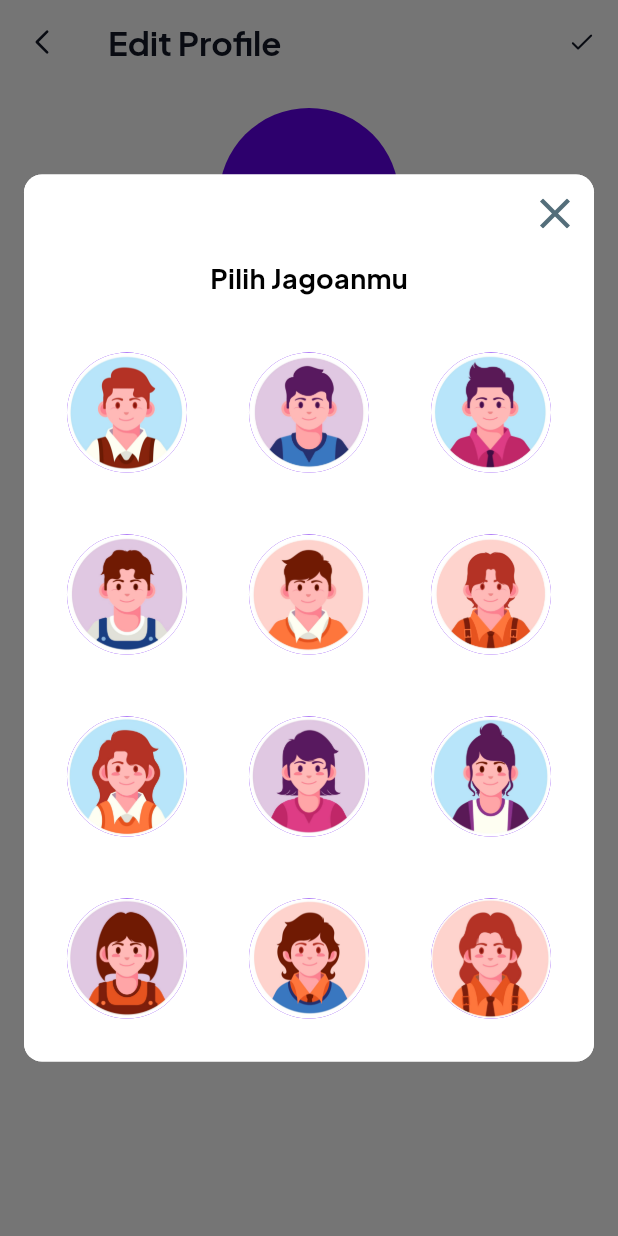
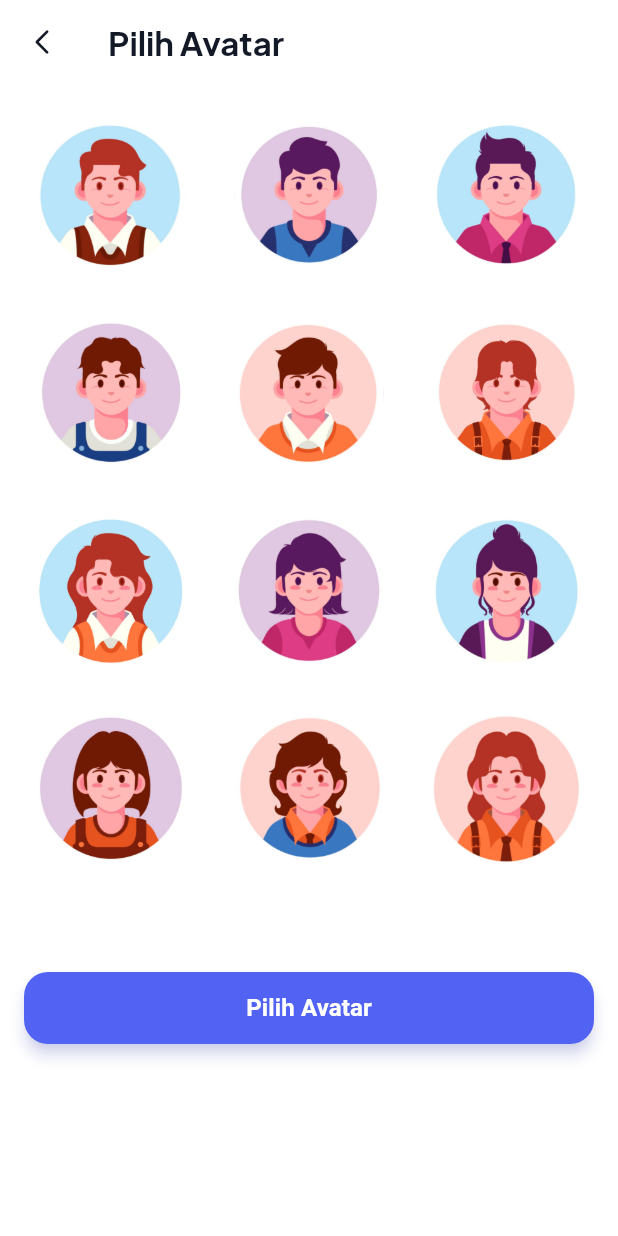
Before and after one commit to ekadanis/aturin_app, a Flutter app: the ProfileEditPage screen opened directly with empty values, after a tap on an icon or button, on a phone screen of 412 x 824 dp. Run offline on Flutter 3.47's test engine with Material 3 defaults, Android fonts, the phone set to English and light mode, and no system bars; our stand-ins replace animated_toggle_switch, auto_route, flutter_native_splash, flutter_slidable, flutter_svg, google_fonts and 7 more; missing offline and left inert: alarm, panara_dialogs; accounts and stored records are empty; statements that could not run were skipped; project files that could hold a hidden picture were left out.

Commit message:
revisi1.0

```diff
--- /dev/null
+++ b/lib/features/profile/ui/avatar_selection.dart
@@ -0,0 +1,138 @@
+import 'package:flutter/material.dart';
+import 'package:flutter_svg/flutter_svg.dart';
+
+class AvatarSelectionPage extends StatefulWidget {
+  final List<String> availableAvatars;
+  final String selectedAvatar;
+
+  const AvatarSelectionPage({
+    Key? key,
+    required this.availableAvatars,
+    required this.selectedAvatar,
+  }) : super(key: key);
+
+  @override
+  State<AvatarSelectionPage> createState() => _AvatarSelectionPageState();
+}
+
+class _AvatarSelectionPageState extends State<AvatarSelectionPage> {
+  late String _selectedAvatar;
+
+  @override
+  void initState() {
+    super.initState();
+    _selectedAvatar = widget.selectedAvatar;
+  }
+
+  @override
+  Widget build(BuildContext context) {
+    return Scaffold(
+      backgroundColor: Colors.white,
+      appBar: AppBar(
+        title: Text(
+          'Pilih Avatar',
+          style: Theme.of(context).textTheme.titleLarge?.copyWith(
+            color: const Color(0xFF131927),
+            fontWeight: FontWeight.bold,
+          ),
+        ),
+        backgroundColor: Colors.white,
+        leading: IconButton(
+          icon: SvgPicture.asset(
+            'assets/icons/back.svg',
+            width: 16,
+            height: 16,
+          ),
+          onPressed: () => Navigator.pop(context),
+        ),
+      ),
+      body: Padding(
+        padding: const EdgeInsets.symmetric(horizontal: 16),
+        child: Column(
+          mainAxisSize: MainAxisSize.min,
+          children: [
+            GridView.builder(
+              shrinkWrap: true,
+              physics: const NeverScrollableScrollPhysics(),
+              padding: const EdgeInsets.only(top: 16),
+              gridDelegate: const SliverGridDelegateWithFixedCrossAxisCount(
+                crossAxisCount: 3,
+                crossAxisSpacing: 16,
+                mainAxisSpacing: 16,
+              ),
+              itemCount: widget.availableAvatars.length,
+              itemBuilder: (context, index) {
+                final avatar = widget.availableAvatars[index];
+                final isSelected = avatar == _selectedAvatar;
+
+                return GestureDetector(
+                  onTap: () {
+                    setState(() {
+                      _selectedAvatar = avatar;
+                    });
+                  },
+                  child: Stack(
+                    alignment: Alignment.center,
+                    children: [
+                      Container(
+                        width: 100,
+                        height: 100,
+                        decoration: BoxDecoration(
+                          shape: BoxShape.circle,
+                          border:
+                              isSelected
+                                  ? Border.all(color: Colors.green, width: 4)
+                                  : null,
+                        ),
+                        child: ClipRRect(
+                          borderRadius: BorderRadius.circular(100),
+                          child: Image.asset(avatar, fit: BoxFit.cover),
+                        ),
+                      ),
+                      if (isSelected)
+                        Positioned(
+                          right: 10,
+                          bottom: 10,
+                          child: Container(
+                            decoration: const BoxDecoration(
+                              color: Colors.white,
+                              shape: BoxShape.circle,
+                            ),
+                            padding: const EdgeInsets.all(0),
+                            child: const Icon(
+                              Icons.check_circle,
+                              color: Colors.green,
+                              size: 24,
+                            ),
+                          ),
+                        ),
+                    ],
+                  ),
+                );
+              },
+            ),
+            const SizedBox(height: 64),
+            SizedBox(
+              width: double.infinity,
+              height: 48,
+              child: // pada tombol ElevatedButton di AvatarSelectionPage
+                  ElevatedButton(
+                onPressed: () {
+                  Navigator.pop(
+                    context,
+                    _selectedAvatar,
+                  ); // kembalikan avatar yg dipilih
+                },
+                child: const Text(
+                  'Pilih Avatar',
+                  style: TextStyle(fontWeight: FontWeight.bold, fontSize: 16),
+                ),
+              ),
+            ),
+            const SizedBox(height: 16),
+          ],
+        ),
+      ),
+    );
+  }
+}
--- a/lib/features/profile/ui/profile_edit_page.dart
+++ b/lib/features/profile/ui/profile_edit_page.dart
@@ -3,12 +3,11 @@ import 'package:aturin_app/features/profile/models/user.dart';
 import 'package:aturin_app/features/profile/services/profile_service.dart';
 import 'package:aturin_app/features/profile/widgets/profile_avatar_edit.dart';
 import 'package:aturin_app/features/profile/widgets/profile_text_field.dart';
-import 'package:aturin_app/features/profile/widgets/avatar_selection_dialog.dart';
+import 'package:aturin_app/features/profile/ui/avatar_selection.dart';
 import 'package:flutter_svg/flutter_svg.dart';
-import 'package:aturin_app/features/profile/widgets/editusernamedialog.dart';
 import 'package:aturin_app/features/profile/widgets/snackbar.dart';
 import 'package:auto_route/auto_route.dart';
-
+import 'package:aturin_app/features/profile/widgets/confirm_exit_dialog.dart';
 
 @RoutePage()
 class ProfileEditPage extends StatefulWidget {
@@ -53,23 +52,35 @@ class _ProfileEditPageState extends State<ProfileEditPage> {
     super.dispose();
   }
 
-  void _showAvatarSelection() {
-    showDialog(
-      context: context,
-      builder: (context) {
-        return AvatarSelectionDialog(
-          availableAvatars: _availableAvatars,
-          selectedAvatar: _selectedAvatar,
-          onAvatarSelected: (avatar) {
-            setState(() {
-              _selectedAvatar = avatar;
-            });
-            Navigator.pop(context);
-          },
-          onCancel: () => Navigator.pop(context),
-        );
-      },
+  void _showAvatarSelection() async {
+    final selectedAvatar = await Navigator.push(
+      context,
+      MaterialPageRoute(
+        builder:
+            (context) => AvatarSelectionPage(
+              availableAvatars: _availableAvatars,
+              selectedAvatar: _selectedAvatar,
+            ),
+      ),
     );
+
+    // Reset username ke username lama jika kosong setelah kembali dari halaman avatar
+    if (_usernameController.text.isEmpty) {
+      setState(() {
+        _usernameController.text = widget.user.username;
+      });
+    }
+
+    // Update avatar jika ada perubahan
+    if (selectedAvatar != null && selectedAvatar != _selectedAvatar) {
+      setState(() {
+        _selectedAvatar = selectedAvatar;
+      });
+
+      await _saveChanges(
+        shouldPop: false,
+      ); // Jangan pop halaman setelah save avatar
+    }
   }
 
   @override
@@ -80,8 +91,9 @@ class _ProfileEditPageState extends State<ProfileEditPage> {
         title: Text(
           'Edit Profile',
           style: Theme.of(context).textTheme.titleLarge?.copyWith(
-              color: const Color(0xFF131927),
-              fontWeight: FontWeight.bold),
+            color: const Color(0xFF131927),
+            fontWeight: FontWeight.bold,
+          ),
         ),
         backgroundColor: Colors.white,
         leading: IconButton(
@@ -90,17 +102,25 @@ class _ProfileEditPageState extends State<ProfileEditPage> {
             width: 16,
             height: 16,
           ),
-          onPressed: () => Navigator.pop(context),
+          onPressed: () => Navigator.pop(context, true),
         ),
         actions: [
           IconButton(
             icon: SvgPicture.asset(
-              'assets/icons/check.svg',
-              width: 14,
-              height: 14,
-              color: const Color(0xFF131927),
+              'assets/icons/log-out.svg',
+              width: 28,
+              height: 28,
             ),
-            onPressed: _saveChanges,
+            onPressed: () async {
+              final confirm = await showDialog<bool>(
+                context: context,
+                builder: (context) => const ConfirmExitDialog(),
+              );
+
+              if (confirm == true) {
+                Navigator.pop(context, true);
+              }
+            },
           ),
         ],
       ),
@@ -115,12 +135,13 @@ class _ProfileEditPageState extends State<ProfileEditPage> {
             const SizedBox(height: 20),
             ProfileTextField(
               label: 'Nama',
-              value: _usernameController.text,
               editable: true,
-              onEditPressed: () {
-                _showEditDialog(context, widget.user.id!);
-              },
+              controller: _usernameController,
+              onSubmitted: () => _saveChanges(shouldPop: false),
+              maxChar: 20,
+              onEditPressed: () {},
             ),
+
             const SizedBox(height: 20),
             ProfileTextField(
               label: 'Email',
@@ -133,11 +154,14 @@ class _ProfileEditPageState extends State<ProfileEditPage> {
     );
   }
 
-  Future<void> _saveChanges() async {
+  Future<void> _saveChanges({bool shouldPop = true}) async {
     if (_usernameController.text.isNotEmpty) {
       try {
         if (_usernameController.text != widget.user.username) {
-          await _profileService.changeUsername(widget.user.id!, _usernameController.text);
+          await _profileService.changeUsername(
+            widget.user.id!,
+            _usernameController.text,
+          );
         }
 
         if (_selectedAvatar != widget.user.avatar) {
@@ -149,7 +173,9 @@ class _ProfileEditPageState extends State<ProfileEditPage> {
           message: 'Berhasil Mengedit Profile',
         );
 
-        Navigator.pop(context, true);
+        if (shouldPop) {
+          Navigator.pop(context, true); // hanya pop kalau flag true
+        }
       } catch (e) {
         showCustomTopSnackbar(
           context: context,
@@ -165,20 +191,4 @@ class _ProfileEditPageState extends State<ProfileEditPage> {
       );
     }
   }
-
-  void _showEditDialog(BuildContext context, int userId) {
-    showDialog(
-      context: context,
-      builder: (context) => EditUsernameDialog(
-        currentUsername: _usernameController.text,
-        userId: userId,
-        profileService: _profileService,
-        onUsernameUpdated: (newUsername) {
-          setState(() {
-            _usernameController.text = newUsername;
-          });
-        },
-      ),
-    );
-  }
 }
--- a/lib/features/profile/widgets/profile_text_field.dart
+++ b/lib/features/profile/widgets/profile_text_field.dart
@@ -1,12 +1,14 @@
 import 'package:flutter/material.dart';
 import 'package:flutter_svg/flutter_svg.dart';
 
-class ProfileTextField extends StatelessWidget {
+class ProfileTextField extends StatefulWidget {
   final String label;
   final String? value;
   final TextEditingController? controller;
   final bool editable;
   final VoidCallback? onEditPressed;
+  final VoidCallback? onSubmitted;
+  final int? maxChar;
 
   const ProfileTextField({
     super.key,
@@ -15,21 +17,86 @@ class ProfileTextField extends StatelessWidget {
     this.controller,
     this.editable = false,
     this.onEditPressed,
+    this.onSubmitted,
+    this.maxChar,
   });
 
   @override
+  State<ProfileTextField> createState() => _ProfileTextFieldState();
+}
+
+class _ProfileTextFieldState extends State<ProfileTextField> {
+  late TextEditingController _controller;
+  late FocusNode _focusNode;
+  bool _isError = false;
+
+  @override
+  void initState() {
+    super.initState();
+    _controller =
+        widget.controller ?? TextEditingController(text: widget.value ?? '');
+    _focusNode = FocusNode();
+
+    if (_controller.text.isEmpty && (widget.value?.isNotEmpty ?? false)) {
+      _controller.text = widget.value!;
+    }
+
+    _controller.addListener(() {
+      if (_isError && _controller.text.isNotEmpty) {
+        setState(() {
+          _isError = false;
+        });
+      } else {
+        setState(() {}); // Update char count
+      }
+    });
+
+    _focusNode.addListener(() {
+      setState(() {}); // Update UI on focus change
+    });
+  }
+
+  @override
+  void dispose() {
+    if (widget.controller == null) {
+      _controller.dispose();
+    }
+    _focusNode.dispose();
+    super.dispose();
+  }
+
+  void _handleSubmitted() {
+    if (_controller.text.trim().isEmpty) {
+      setState(() {
+        _isError = true;
+      });
+      return; // Jangan panggil onSubmitted jika kosong
+    }
+    widget.onSubmitted?.call();
+  }
+
+  @override
   Widget build(BuildContext context) {
-    return Container(
+    final currentLength = _controller.text.length;
+    final maxLength = widget.maxChar;
+
+    return Column(
+      crossAxisAlignment: CrossAxisAlignment.start,
+      children: [
+        Container(
           decoration: BoxDecoration(
-        border: Border.all(color: const Color(0xFFE4E4E7)),
+            border: Border.all(
+              color: _isError ? Colors.red : const Color(0xFFE4E4E7),
+            ),
             borderRadius: BorderRadius.circular(12),
           ),
           child: Padding(
             padding: const EdgeInsets.symmetric(horizontal: 16, vertical: 18),
             child: Row(
+              crossAxisAlignment: CrossAxisAlignment.start,
               children: [
                 Text(
-              label,
+                  widget.label,
                   style: const TextStyle(
                     fontWeight: FontWeight.w600,
                     fontSize: 16,
@@ -38,18 +105,56 @@ class ProfileTextField extends StatelessWidget {
                 ),
                 const SizedBox(width: 16),
                 Expanded(
-              child: Text(
-                value ?? controller?.text ?? '',
+                  child: widget.editable
+                      ? TextField(
+                          controller: _controller,
+                          focusNode: _focusNode,
+                          onSubmitted: (_) => _handleSubmitted(),
+                          maxLength: maxLength,
+                          decoration: const InputDecoration(
+                            border: InputBorder.none,
+                            isDense: true,
+                            contentPadding: EdgeInsets.zero,
+                            enabledBorder: InputBorder.none,
+                            focusedBorder: InputBorder.none,
+                            counterText: '',
+                          ),
+                          style: const TextStyle(
+                            fontSize: 16,
+                            color: Color(0xFF131927),
+                          ),
+                        )
+                      : Text(
+                          _controller.text.isNotEmpty
+                              ? _controller.text
+                              : 'Data belum diisi',
                           style: const TextStyle(
                             fontSize: 16,
                             color: Color(0xFF131927),
                           ),
                         ),
                 ),
-            if (editable) ...[
-              const SizedBox(width: 8),
+                if (widget.editable &&
+                    (_focusNode.hasFocus && maxLength != null ||
+                        widget.onEditPressed != null))
+                  Row(
+                    children: [
+                      if (_focusNode.hasFocus && maxLength != null)
+                        Padding(
+                          padding: const EdgeInsets.only(right: 8, top: 2),
+                          child: Text(
+                            '$currentLength / $maxLength',
+                            style: TextStyle(
+                              fontSize: 12,
+                              color: currentLength > maxLength
+                                  ? Colors.red
+                                  : const Color(0xFF6B7280),
+                            ),
+                          ),
+                        ),
+                      if (widget.onEditPressed != null)
                         GestureDetector(
-                onTap: onEditPressed,
+                          onTap: widget.onEditPressed,
                           child: SvgPicture.asset(
                             'assets/icons/edit_big.svg',
                             width: 20,
@@ -57,9 +162,23 @@ class ProfileTextField extends StatelessWidget {
                           ),
                         ),
                     ],
+                  ),
               ],
             ),
           ),
+        ),
+        if (_isError)
+          const Padding(
+            padding: EdgeInsets.only(left: 12, top: 6),
+            child: Text(
+              'Nama tidak boleh kosong',
+              style: TextStyle(
+                fontSize: 12,
+                color: Colors.red,
+              ),
+            ),
+          ),
+      ],
     );
   }
 }
```
Also changed, not shown: lib/features/profile/widgets/confirm_exit_dialog.dart (added, +108 -0 lines), lib/features/profile/widgets/snackbar.dart (+5 -2 lines), lib/routers/app_router.dart (+13 -21 lines), assets/icons/log-out.svg (added), assets/icons/log-out_besar.svg (added), lib/routers/app_router.gr.dart. Lines whose indentation alone changed are shown as unchanged.
